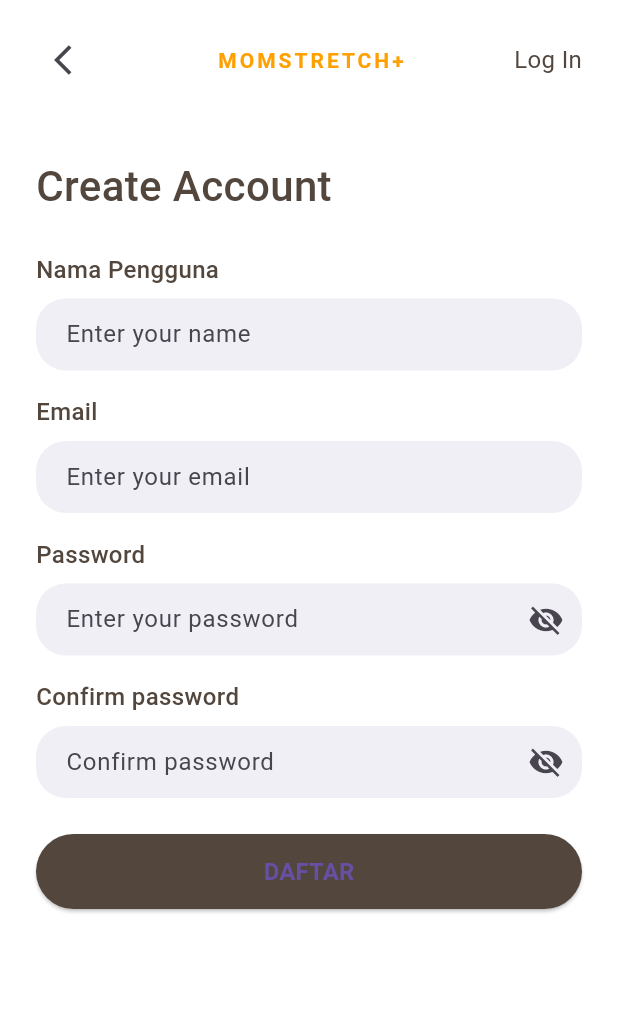
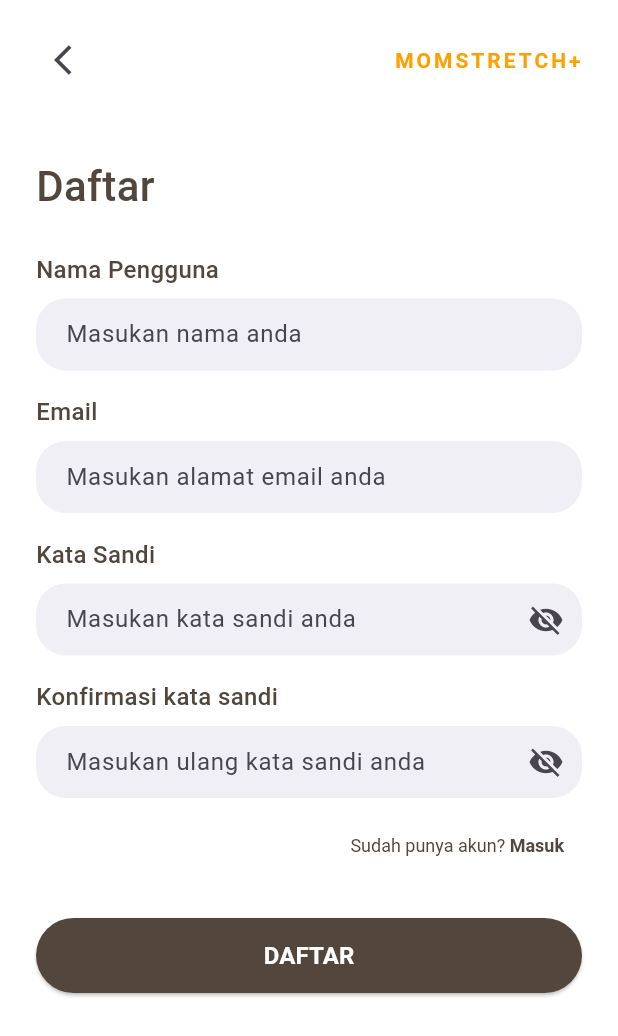
Before and after one commit to humam-ashaq/momstretch, a Flutter app: the RegisterView screen opened by its route, on a phone screen of 412 x 824 dp. Shown: the top 1036 px of the screen. Run offline on Flutter 3.47's test engine with Material 3 defaults, Android fonts, the light colour scheme and no system bars; our stand-ins replace flutter_svg, get, get_storage; accounts and stored records are empty.

Commit message:
add: register view

```diff
--- a/lib/app/modules/register/views/register_view.dart
+++ b/lib/app/modules/register/views/register_view.dart
@@ -32,21 +32,11 @@
                       color: Colors.amber[700],
                     ),
                   ),
-                  GestureDetector(
-                    onTap: () => Get.toNamed('/login'),
-                    child: Text(
-                      'Log In',
-                      style: TextStyle(
-                        fontSize: 16,
-                        color: mainColor,
-                      ),
-                    ),
-                  ),
                 ],
               ),
               const SizedBox(height: 40),
               Text(
-                'Create Account',
+                'Daftar',
                 style: TextStyle(
                   fontSize: 28,
                   fontWeight: FontWeight.w500,
@@ -56,29 +46,55 @@
               const SizedBox(height: 24),
               Text('Nama Pengguna', style: labelStyle(mainColor)),
               const SizedBox(height: 8),
-              inputField(controller.nameController, 'Enter your name'),
+              inputField(controller.nameController, 'Masukan nama anda'),
               const SizedBox(height: 16),
               Text('Email', style: labelStyle(mainColor)),
               const SizedBox(height: 8),
-              inputField(controller.emailController, 'Enter your email'),
+              inputField(controller.emailController, 'Masukan alamat email anda'),
               const SizedBox(height: 16),
-              Text('Password', style: labelStyle(mainColor)),
+              Text('Kata Sandi', style: labelStyle(mainColor)),
               const SizedBox(height: 8),
               Obx(() => passwordField(
                     controller.passwordController,
-                    'Enter your password',
+                    'Masukan kata sandi anda',
                     controller.isPasswordHidden,
                     controller.togglePasswordVisibility,
                   )),
               const SizedBox(height: 16),
-              Text('Confirm password', style: labelStyle(mainColor)),
+              Text('Konfirmasi kata sandi', style: labelStyle(mainColor)),
               const SizedBox(height: 8),
               Obx(() => passwordField(
                     controller.confirmPasswordController,
-                    'Confirm password',
+                    'Masukan ulang kata sandi anda',
                     controller.isConfirmPasswordHidden,
                     controller.toggleConfirmPasswordVisibility,
                   )),
+              const SizedBox(height: 8),
+              Align(
+                alignment: Alignment.centerRight,
+                child: TextButton(
+                  onPressed: () {
+                    Get.toNamed('/login');
+                  },
+                  child: RichText(
+                    text: TextSpan(
+                      style: TextStyle(
+                        fontSize: 12,
+                        color: mainColor
+                      ),
+                      children: [
+                        TextSpan(
+                          text: 'Sudah punya akun? '
+                        ),
+                        TextSpan(
+                          text: 'Masuk',
+                          style: TextStyle(
+                            fontWeight: FontWeight.bold
+                          )
+                        )
+                      ]
+                    )),),
+              ),
               const SizedBox(height: 24),
               Center(
                 child: ElevatedButton(
@@ -95,6 +111,7 @@
                     style: TextStyle(
                       fontSize: 16,
                       fontWeight: FontWeight.bold,
+                      color: Colors.white
                     ),
                   ),
                 ),
--- a/lib/app/routes/app_routes.dart
+++ b/lib/app/routes/app_routes.dart
@@ -7,6 +7,7 @@
   static const LOGIN = _Paths.LOGIN;
   static const REGISTER = _Paths.REGISTER;
   static const SPLASH = _Paths.SPLASH;
+  static const PROGRAM = _Paths.PROGRAM;
 }
 
 abstract class _Paths {
@@ -15,4 +16,5 @@
   static const LOGIN = '/login';
   static const REGISTER = '/register';
   static const SPLASH = '/splash';
+  static const PROGRAM = '/program';
 }
```
Also changed, not shown: lib/app/modules/login/views/login_view.dart (+14 -4 lines), lib/app/modules/program/bindings/program_binding.dart (added, +12 -0 lines), lib/app/modules/program/controllers/program_controller.dart (added, +10 -0 lines), lib/app/modules/program/views/program_view.dart (added, +74 -0 lines), lib/app/routes/app_pages.dart (+7 -0 lines).
